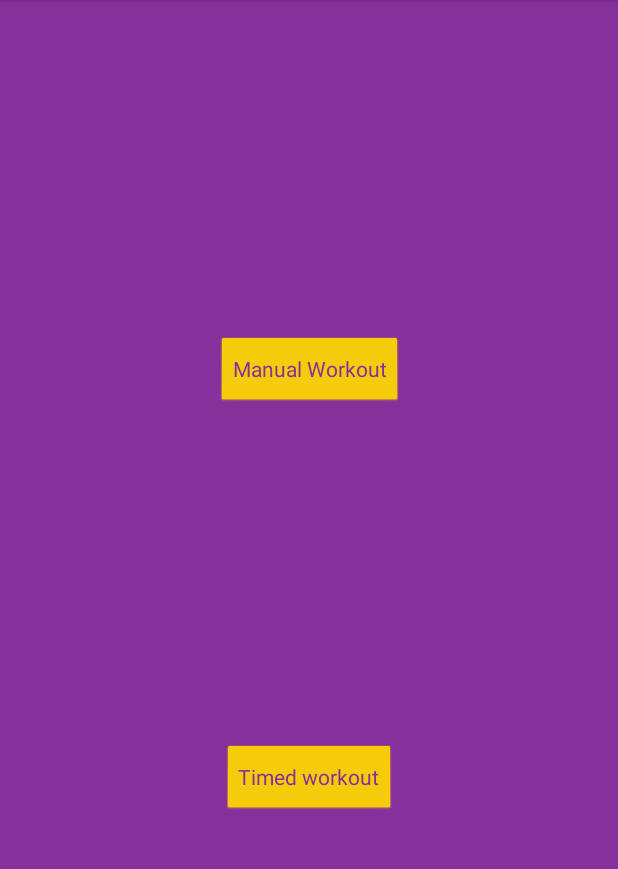
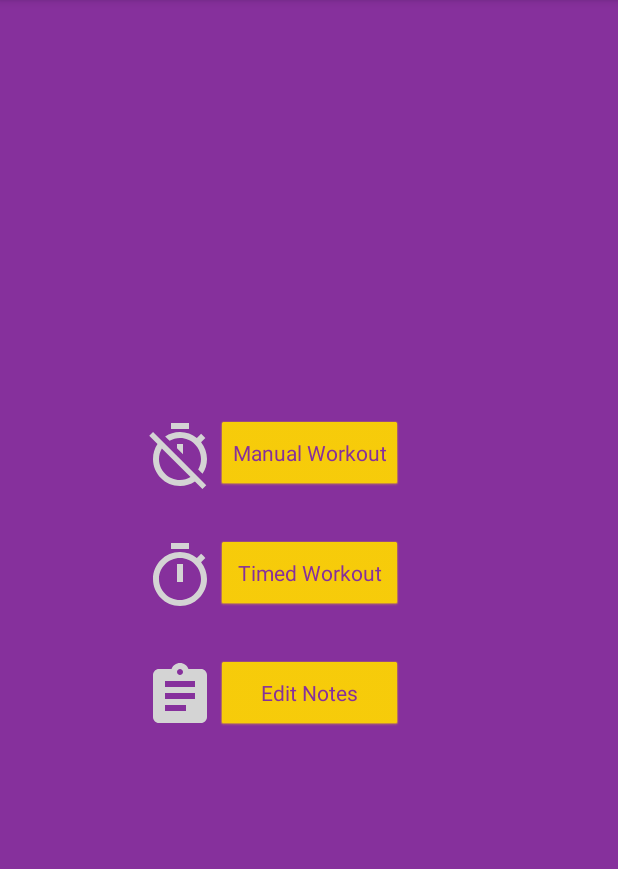
Before and after one commit to MatthewTimmons/ThirtyMinuteWorkout, an Android app: the SelectWorkoutActivity screen opened directly, with no data from a screen before it, on a phone screen of 412 x 824 dp, the part 84-953 px from its top. Run offline under Robolectric (Android 15) with nearby library versions, the phone set to English and light mode, and no system bars.

Commit message:
Adds AppRepository and begins setting up Room database interactivity. Adds icons next to buttons in SelectWorkoutActivity.

```diff
--- a/app/build.gradle
+++ b/app/build.gradle
@@ -3,6 +3,8 @@ apply plugin: 'com.android.application'
 apply plugin: 'kotlin-android'
 
 apply plugin: 'kotlin-android-extensions'
+
+apply plugin: 'kotlin-kapt'
 
 android {
     compileSdkVersion 28
@@ -34,4 +36,6 @@ dependencies {
     testImplementation 'junit:junit:4.12'
     androidTestImplementation 'com.android.support.test:runner:1.0.2'
     androidTestImplementation 'com.android.support.test.espresso:espresso-core:3.0.2'
+
+    kapt "android.arch.persistence.room:compiler:1.1.1"
 }
--- a/app/src/main/java/thirtyminuteworkout/generoussoftware/com/thirtyminuteworkout/activities/SelectWorkoutActivity.kt
+++ b/app/src/main/java/thirtyminuteworkout/generoussoftware/com/thirtyminuteworkout/activities/SelectWorkoutActivity.kt
@@ -11,6 +11,7 @@ import thirtyminuteworkout.generoussoftware.com.thirtyminuteworkout.R
 class SelectWorkoutActivity: AppCompatActivity() {
     lateinit var manualWorkoutButton: Button
     lateinit var timedWorkoutButton: Button
+    lateinit var editNotesButton: Button
 
     override fun onCreate(savedInstanceState: Bundle?) {
         super.onCreate(savedInstanceState)
@@ -19,6 +20,7 @@ class SelectWorkoutActivity: AppCompatActivity() {
         // Set views
         manualWorkoutButton = findViewById(R.id.manual_workout_button)
         timedWorkoutButton = findViewById(R.id.timed_workout_button)
+        editNotesButton = findViewById(R.id.settings_button)
 
         // Set click listeners
         manualWorkoutButton.setOnClickListener {
@@ -30,5 +32,10 @@ class SelectWorkoutActivity: AppCompatActivity() {
         timedWorkoutButton.setOnClickListener {
             Toast.makeText(this@SelectWorkoutActivity, "This feature will be added later.", Toast.LENGTH_SHORT).show()
         }
+
+        //TODO Add edit notes later.
+        editNotesButton.setOnClickListener {
+            Toast.makeText(this@SelectWorkoutActivity, "This feature will be added later.", Toast.LENGTH_SHORT).show()
+        }
     }
 }
--- /dev/null
+++ b/app/src/main/res/drawable/ic_assignment_black_24dp.xml
@@ -0,0 +1,5 @@
+<vector android:height="24dp" android:tint="#D4D4D4"
+    android:viewportHeight="24.0" android:viewportWidth="24.0"
+    android:width="24dp" xmlns:android="http://schemas.android.com/apk/res/android">
+    <path android:fillColor="#FF000000" android:pathData="M19,3h-4.18C14.4,1.84 13.3,1 12,1c-1.3,0 -2.4,0.84 -2.82,2L5,3c-1.1,0 -2,0.9 -2,2v14c0,1.1 0.9,2 2,2h14c1.1,0 2,-0.9 2,-2L21,5c0,-1.1 -0.9,-2 -2,-2zM12,3c0.55,0 1,0.45 1,1s-0.45,1 -1,1 -1,-0.45 -1,-1 0.45,-1 1,-1zM14,17L7,17v-2h7v2zM17,13L7,13v-2h10v2zM17,9L7,9L7,7h10v2z"/>
+</vector>
--- /dev/null
+++ b/app/src/main/res/drawable/ic_timer_gray_24dp.xml
@@ -0,0 +1,5 @@
+<vector android:height="24dp" android:tint="#D4D4D4"
+    android:viewportHeight="24.0" android:viewportWidth="24.0"
+    android:width="24dp" xmlns:android="http://schemas.android.com/apk/res/android">
+    <path android:fillColor="#FF000000" android:pathData="M15,1L9,1v2h6L15,1zM11,14h2L13,8h-2v6zM19.03,7.39l1.42,-1.42c-0.43,-0.51 -0.9,-0.99 -1.41,-1.41l-1.42,1.42C16.07,4.74 14.12,4 12,4c-4.97,0 -9,4.03 -9,9s4.02,9 9,9 9,-4.03 9,-9c0,-2.12 -0.74,-4.07 -1.97,-5.61zM12,20c-3.87,0 -7,-3.13 -7,-7s3.13,-7 7,-7 7,3.13 7,7 -3.13,7 -7,7z"/>
+</vector>
--- /dev/null
+++ b/app/src/main/res/drawable/ic_timer_off_gray_24dp.xml
@@ -0,0 +1,5 @@
+<vector android:height="24dp" android:tint="#D4D4D4"
+    android:viewportHeight="24.0" android:viewportWidth="24.0"
+    android:width="24dp" xmlns:android="http://schemas.android.com/apk/res/android">
+    <path android:fillColor="#FF000000" android:pathData="M19.04,4.55l-1.42,1.42C16.07,4.74 14.12,4 12,4c-1.83,0 -3.53,0.55 -4.95,1.48l1.46,1.46C9.53,6.35 10.73,6 12,6c3.87,0 7,3.13 7,7 0,1.27 -0.35,2.47 -0.94,3.49l1.45,1.45C20.45,16.53 21,14.83 21,13c0,-2.12 -0.74,-4.07 -1.97,-5.61l1.42,-1.42 -1.41,-1.42zM15,1L9,1v2h6L15,1zM11,9.44l2,2L13,8h-2v1.44zM3.02,4L1.75,5.27 4.5,8.03C3.55,9.45 3,11.16 3,13c0,4.97 4.02,9 9,9 1.84,0 3.55,-0.55 4.98,-1.5l2.5,2.5 1.27,-1.27 -7.71,-7.71L3.02,4zM12,20c-3.87,0 -7,-3.13 -7,-7 0,-1.28 0.35,-2.48 0.95,-3.52l9.56,9.56c-1.03,0.61 -2.23,0.96 -3.51,0.96z"/>
+</vector>
--- a/app/src/main/res/layout/activity_select_workout.xml
+++ b/app/src/main/res/layout/activity_select_workout.xml
@@ -5,32 +5,83 @@
     android:layout_width="match_parent"
     android:layout_height="match_parent">
 
-    <GridLayout
-        android:id="@+id/grid_layout"
-        android:layout_width="match_parent"
-        android:layout_height="wrap_content"
-        app:layout_constraintTop_toTopOf="parent" />
+    <ImageView
+        android:id="@+id/manual_icon"
+        android:layout_width="0dp"
+        android:layout_height="0dp"
+        android:scaleType="fitEnd"
+        app:layout_constraintTop_toTopOf="@id/manual_workout_button"
+        app:layout_constraintStart_toStartOf="parent"
+        app:layout_constraintEnd_toStartOf="@id/manual_workout_button"
+        app:layout_constraintBottom_toBottomOf="@id/manual_workout_button"
+        android:src="@drawable/ic_timer_off_gray_24dp"
+        />
 
     <Button
         android:id="@+id/manual_workout_button"
         android:layout_width="wrap_content"
         android:layout_height="wrap_content"
         android:text="@string/manual_workout"
-        app:layout_constraintBottom_toTopOf="@+id/timed_workout_button"
+        app:layout_constraintBottom_toTopOf="@id/timed_workout_button"
         app:layout_constraintEnd_toEndOf="parent"
         app:layout_constraintHorizontal_bias="0.5"
         app:layout_constraintStart_toStartOf="parent"
-        app:layout_constraintTop_toTopOf="parent" />
+        app:layout_constraintTop_toTopOf="parent"
+        app:layout_constraintVertical_chainStyle="packed"
+        android:layout_marginTop="16dp"
+        android:layout_marginBottom="16dp"
+        />
+
+    <ImageView
+        android:id="@+id/timed_icon"
+        android:layout_width="0dp"
+        android:layout_height="0dp"
+        android:scaleType="fitEnd"
+        app:layout_constraintTop_toTopOf="@id/timed_workout_button"
+        app:layout_constraintStart_toStartOf="parent"
+        app:layout_constraintEnd_toStartOf="@id/timed_workout_button"
+        app:layout_constraintBottom_toBottomOf="@id/timed_workout_button"
+        android:src="@drawable/ic_timer_gray_24dp"
+        />
 
     <Button
         android:id="@+id/timed_workout_button"
-        android:layout_width="wrap_content"
+        android:layout_width="0dp"
         android:layout_height="wrap_content"
         android:text="@string/timed_workout"
+        app:layout_constraintTop_toBottomOf="@id/manual_workout_button"
+        app:layout_constraintStart_toStartOf="@id/manual_workout_button"
+        app:layout_constraintHorizontal_bias="0.5"
+        app:layout_constraintEnd_toEndOf="@id/manual_workout_button"
+        app:layout_constraintBottom_toTopOf="@id/settings_button"
+        android:layout_marginTop="16dp"
+        android:layout_marginBottom="16dp"
+        />
+
+    <ImageView
+        android:id="@+id/settings_icon"
+        android:layout_width="0dp"
+        android:layout_height="0dp"
+        android:scaleType="fitEnd"
+        app:layout_constraintTop_toTopOf="@id/settings_button"
+        app:layout_constraintStart_toStartOf="parent"
+        app:layout_constraintEnd_toStartOf="@id/settings_button"
+        app:layout_constraintBottom_toBottomOf="@id/settings_button"
+        android:src="@drawable/ic_assignment_black_24dp"
+        />
+
+    <Button
+        android:id="@+id/settings_button"
+        android:layout_width="0dp"
+        android:layout_height="wrap_content"
+        android:text="@string/edit_notes"
+        app:layout_constraintTop_toBottomOf="@id/timed_workout_button"
+        app:layout_constraintStart_toStartOf="@id/manual_workout_button"
+        app:layout_constraintHorizontal_bias="0.5"
+        app:layout_constraintEnd_toEndOf="@id/manual_workout_button"
         app:layout_constraintBottom_toBottomOf="parent"
-        app:layout_constraintEnd_toEndOf="parent"
-        app:layout_constraintHorizontal_bias="0.5"
-        app:layout_constraintStart_toStartOf="parent"
-        app:layout_constraintTop_toBottomOf="@+id/manual_workout_button" />
+        android:layout_marginTop="16dp"
+        android:layout_marginBottom="16dp"
+        />
 
 </android.support.constraint.ConstraintLayout>
--- a/app/src/main/res/values/strings.xml
+++ b/app/src/main/res/values/strings.xml
@@ -4,8 +4,9 @@
     <string name="_30_m_workout">30 Minute Workout</string>
     <string name="cutom_workout">Cutom Workout</string>
     <string name="manual_workout">Manual Workout</string>
-    <string name="timed_workout">Timed workout</string>
+    <string name="timed_workout">Timed Workout</string>
     <string name="previous_weight">Previous Weight</string>
     <string name="previous_reps">Previous Reps</string>
     <string name="save_workout">Save workout</string>
+    <string name="edit_notes">Edit Notes</string>
 </resources>
```
Also changed, not shown: app/src/main/java/thirtyminuteworkout/generoussoftware/com/thirtyminuteworkout/AppRepository.kt (added, +42 -0 lines), app/src/main/java/thirtyminuteworkout/generoussoftware/com/thirtyminuteworkout/AppViewModel.kt (renamed from app/src/main/java/thirtyminuteworkout/generoussoftware/com/thirtyminuteworkout/WorkoutViewModel.kt, +16 -4 lines), app/src/main/java/thirtyminuteworkout/generoussoftware/com/thirtyminuteworkout/Room/AppDatabase.kt (+7 -7 lines), app/src/main/java/thirtyminuteworkout/generoussoftware/com/thirtyminuteworkout/Room/WorkoutDao.kt (+10 -2 lines), app/src/main/java/thirtyminuteworkout/generoussoftware/com/thirtyminuteworkout/activities/MainActivity.kt (+7 -1 lines), app/src/main/java/thirtyminuteworkout/generoussoftware/com/thirtyminuteworkout/activities/PerformWorkoutActivity.kt (+2 -5 lines), app/src/main/java/thirtyminuteworkout/generoussoftware/com/thirtyminuteworkout/adapters/ExercisesRecyclerViewAdapter.kt (+14 -8 lines), app/src/main/java/thirtyminuteworkout/generoussoftware/com/thirtyminuteworkout/models/Exercise.kt (+4 -6 lines), app/src/main/java/thirtyminuteworkout/generoussoftware/com/thirtyminuteworkout/models/ExerciseSession.kt (added, +18 -0 lines), app/src/main/java/thirtyminuteworkout/generoussoftware/com/thirtyminuteworkout/models/ThirtyMinuteWorkout.kt (renamed from app/src/main/java/thirtyminuteworkout/generoussoftware/com/thirtyminuteworkout/models/ThirtyMinuteExercise.kt, +4 -4 lines), app/src/main/java/thirtyminuteworkout/generoussoftware/com/thirtyminuteworkout/models/Workout.kt (+4 -6 lines), app/src/main/java/thirtyminuteworkout/generoussoftware/com/thirtyminuteworkout/models/WorkoutSession.kt (added, +14 -0 lines), app/src/main/res/layout/item_exercise.xml (+17 -4 lines).
